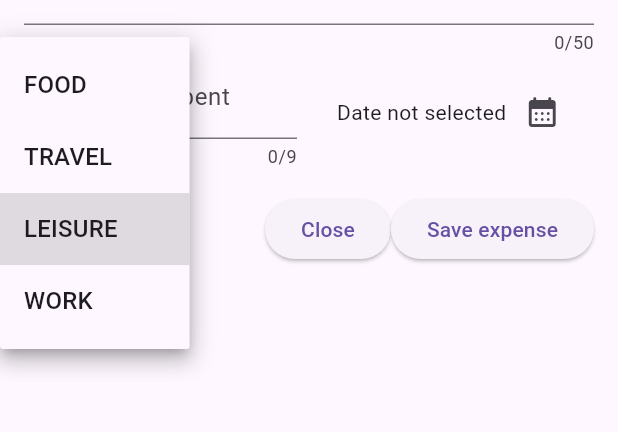
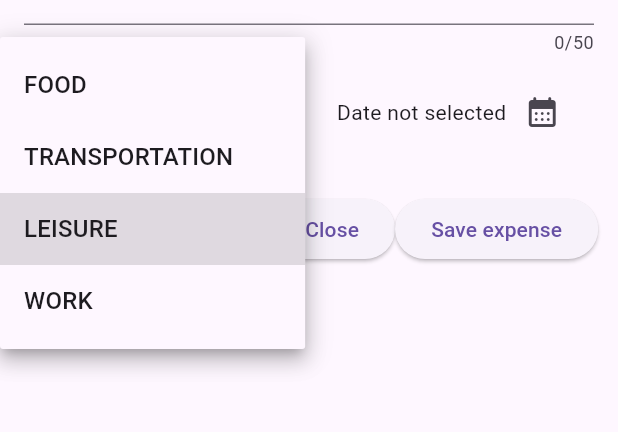
Before and after one commit to rebertiger/trackexpenses, a Flutter app: the NewExpense screen opened directly with empty values, after a tap on "LEISURE", on a phone screen of 412 x 824 dp, the part 134-566 px from its top. Run offline on Flutter 3.47's test engine with Material 3 defaults, Android fonts, the light colour scheme and no system bars; our stand-ins replace toast.

Commit message:
Minor changes.

```diff
--- a/lib/models/expense.dart
+++ b/lib/models/expense.dart
@@ -7,11 +7,11 @@ final formatter = DateFormat.yMEd();
 
 
 const uuid = Uuid();
-enum Category { food,travel,leisure,work }
+enum Category { food,transportation,leisure,work }
 
 const categoryIcons = {
   Category.food: Icons.lunch_dining,
-  Category.travel: Icons.flight_takeoff,
+  Category.transportation: Icons.cabin,
   Category.leisure: Icons.movie,
   Category.work: Icons.work,
 };
--- a/lib/widgets/expenses.dart
+++ b/lib/widgets/expenses.dart
@@ -28,7 +28,7 @@ class _ExpensesState extends State<Expenses> {
         title: "Holiday travel price",
         amount: 50,
         date: DateTime.now(),
-        category: Category.travel),
+        category: Category.transportation),
   ];
 
   void _openAddExpenseOverlay() {
@@ -60,14 +60,15 @@ class _ExpensesState extends State<Expenses> {
 
   @override
   Widget build(BuildContext context) {
-    Widget mainContent = const Center(child: Text("No expenses found, start adding some!"),);
-    if (registeredExpenses.isNotEmpty){
+    Widget mainContent = const Center(
+      child: Text("No expenses found, start adding some!"),
+    );
+    if (registeredExpenses.isNotEmpty) {
       mainContent = ExpensesList(
-            expenses: registeredExpenses,
-            onRemoveExpense: _removeExpense,
-          );
+        expenses: registeredExpenses,
+        onRemoveExpense: _removeExpense,
+      );
     }
-
 
     return Scaffold(
       appBar: AppBar(
```
